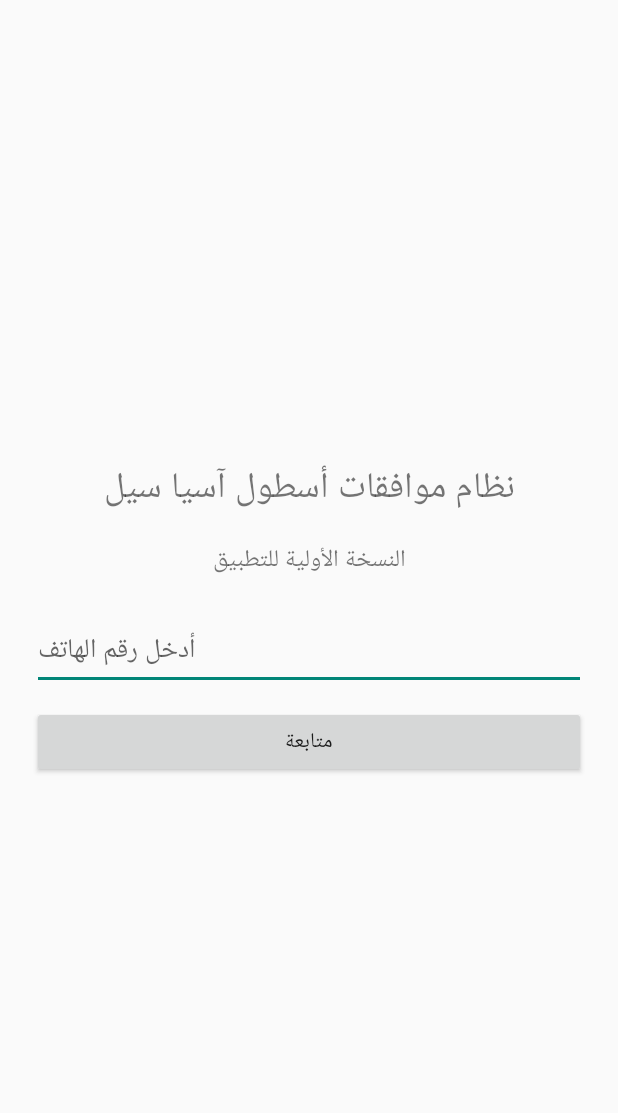
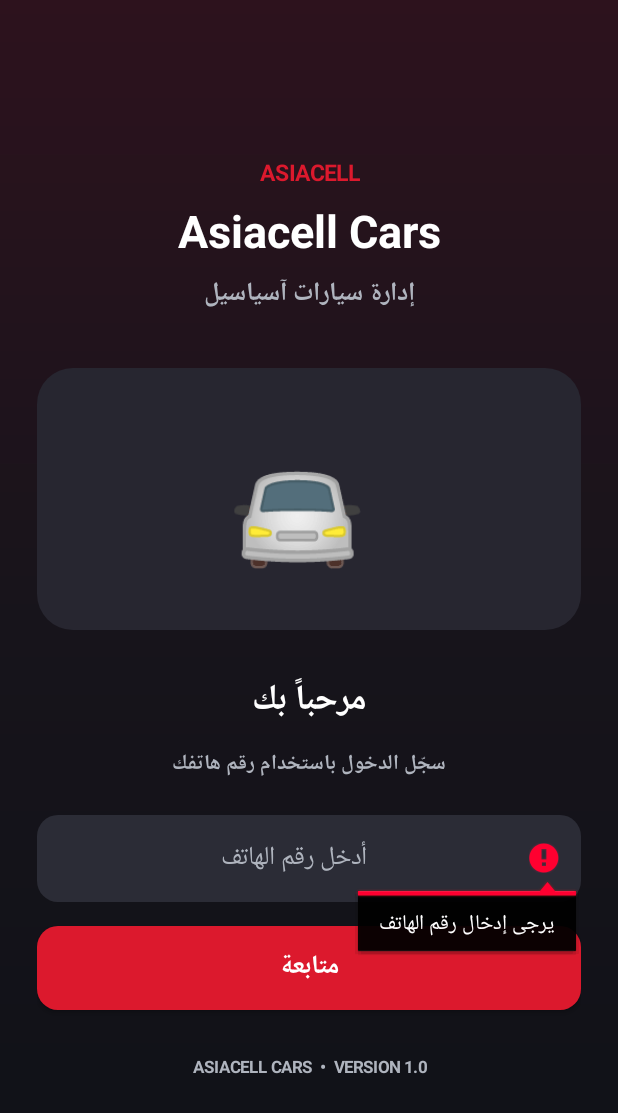
Before and after one commit to devile4147-bot/asiacell-fleet, an Android app: the screen it shows after launch (MainActivity), after a tap on "متابعة", on a phone screen of 412 x 824 dp. Shown: the top 1113 px of the screen. Run offline under Robolectric (Android 15) with nearby library versions, the phone set to English and light mode, and no system bars.

Commit message:
Update MainActivity.java

```diff
--- a/app/src/main/java/com/asiacell/fleet/MainActivity.java
+++ b/app/src/main/java/com/asiacell/fleet/MainActivity.java
@@ -1,9 +1,16 @@
+
 package com.asiacell.fleet;
 
 import android.app.Activity;
 import android.os.Bundle;
+import android.graphics.Color;
+import android.graphics.Typeface;
+import android.graphics.drawable.GradientDrawable;
 import android.view.Gravity;
 import android.view.View;
+import android.view.animation.AlphaAnimation;
+import android.view.animation.Animation;
+import android.view.animation.TranslateAnimation;
 import android.widget.Button;
 import android.widget.EditText;
 import android.widget.LinearLayout;
@@ -11,50 +18,167 @@ import android.widget.TextView;
 import android.widget.Toast;
 
 public class MainActivity extends Activity {
+
+    private final int RED = Color.rgb(220, 25, 45);
+    private final int WHITE = Color.WHITE;
+    private final int GRAY = Color.rgb(175, 180, 190);
+    private final int DARK = Color.rgb(15, 17, 23);
+
+    private int dp(float value) {
+        return (int) (value * getResources()
+                .getDisplayMetrics().density);
+    }
+
+    private GradientDrawable shape(int color, int radius) {
+        GradientDrawable bg = new GradientDrawable();
+        bg.setColor(color);
+        bg.setCornerRadius(dp(radius));
+        return bg;
+    }
+
+    private TextView makeText(String value, int size, int color) {
+        TextView t = new TextView(this);
+        t.setText(value);
+        t.setTextSize(size);
+        t.setTextColor(color);
+        t.setGravity(Gravity.CENTER);
+        t.setTypeface(Typeface.DEFAULT, Typeface.BOLD);
+        return t;
+    }
+
     @Override
     protected void onCreate(Bundle savedInstanceState) {
         super.onCreate(savedInstanceState);
 
+        getWindow().setStatusBarColor(DARK);
+        getWindow().setNavigationBarColor(DARK);
+
         LinearLayout page = new LinearLayout(this);
         page.setOrientation(LinearLayout.VERTICAL);
         page.setGravity(Gravity.CENTER);
-        page.setPadding(32, 32, 32, 32);
+        page.setPadding(dp(25), dp(20), dp(25), dp(20));
         page.setLayoutDirection(View.LAYOUT_DIRECTION_RTL);
 
-        TextView title = new TextView(this);
-        title.setText("نظام موافقات أسطول آسيا سيل");
-        title.setTextSize(24);
-        title.setGravity(Gravity.CENTER);
-        page.addView(title);
+        GradientDrawable background = new GradientDrawable(
+                GradientDrawable.Orientation.TOP_BOTTOM,
+                new int[]{
+                        Color.rgb(45, 18, 29),
+                        Color.rgb(23, 20, 27),
+                        DARK
+                }
+        );
+        page.setBackground(background);
 
-        TextView subtitle = new TextView(this);
-        subtitle.setText("النسخة الأولية للتطبيق");
-        subtitle.setTextSize(16);
-        subtitle.setGravity(Gravity.CENTER);
+        TextView brand = makeText("ASIACELL", 15, RED);
+        page.addView(brand);
+
+        TextView title = makeText("Asiacell Cars", 30, WHITE);
+        LinearLayout.LayoutParams titleParams =
+                new LinearLayout.LayoutParams(-1, -2);
+        titleParams.topMargin = dp(8);
+        page.addView(title, titleParams);
+
+        TextView subtitle = makeText(
+                "إدارة سيارات آسياسيل", 17, GRAY);
+
         LinearLayout.LayoutParams subParams =
-            new LinearLayout.LayoutParams(-1, -2);
-        subParams.topMargin = 20;
+                new LinearLayout.LayoutParams(-1, -2);
+        subParams.topMargin = dp(8);
         page.addView(subtitle, subParams);
 
+        LinearLayout carCard = new LinearLayout(this);
+        carCard.setGravity(Gravity.CENTER);
+        carCard.setOrientation(LinearLayout.VERTICAL);
+        carCard.setBackground(shape(
+                Color.rgb(39, 38, 48), 24));
+
+        LinearLayout.LayoutParams cardParams =
+                new LinearLayout.LayoutParams(-1, dp(175));
+        cardParams.topMargin = dp(35);
+        page.addView(carCard, cardParams);
+
+        TextView car = makeText("🚘", 76, WHITE);
+        carCard.addView(car);
+
+        TranslateAnimation move = new TranslateAnimation(
+                -dp(9), dp(9), 0, 0);
+
+        move.setDuration(1800);
+        move.setRepeatCount(Animation.INFINITE);
+        move.setRepeatMode(Animation.REVERSE);
+        car.startAnimation(move);
+
+        TextView welcome = makeText("مرحباً بك", 23, WHITE);
+
+        LinearLayout.LayoutParams welcomeParams =
+                new LinearLayout.LayoutParams(-1, -2);
+        welcomeParams.topMargin = dp(28);
+        page.addView(welcome, welcomeParams);
+
+        TextView instruction = makeText(
+                "سجّل الدخول باستخدام رقم هاتفك", 14, GRAY);
+
+        LinearLayout.LayoutParams instructionParams =
+                new LinearLayout.LayoutParams(-1, -2);
+        instructionParams.topMargin = dp(10);
+        page.addView(instruction, instructionParams);
+
         EditText phone = new EditText(this);
+        phone.setSingleLine(true);
         phone.setHint("أدخل رقم الهاتف");
+        phone.setHintTextColor(GRAY);
+        phone.setTextColor(WHITE);
+        phone.setTextSize(17);
+        phone.setGravity(Gravity.CENTER);
         phone.setInputType(3);
+        phone.setPadding(dp(15), dp(12), dp(15), dp(12));
+        phone.setBackground(shape(
+                Color.rgb(43, 44, 54), 14));
+
         LinearLayout.LayoutParams phoneParams =
-            new LinearLayout.LayoutParams(-1, -2);
-        phoneParams.topMargin = 32;
+                new LinearLayout.LayoutParams(-1, dp(58));
+        phoneParams.topMargin = dp(22);
         page.addView(phone, phoneParams);
 
         Button next = new Button(this);
         next.setText("متابعة");
+        next.setTextSize(17);
+        next.setTextColor(WHITE);
+        next.setAllCaps(false);
+        next.setTypeface(Typeface.DEFAULT, Typeface.BOLD);
+        next.setBackground(shape(RED, 14));
+
         LinearLayout.LayoutParams buttonParams =
-            new LinearLayout.LayoutParams(-1, -2);
-        buttonParams.topMargin = 16;
+                new LinearLayout.LayoutParams(-1, dp(56));
+        buttonParams.topMargin = dp(16);
         page.addView(next, buttonParams);
 
-        next.setOnClickListener(v ->
-            Toast.makeText(this, "راح نضيف تسجيل الدخول بالمرحلة القادمة",
-                Toast.LENGTH_LONG).show()
-        );
+        next.setOnClickListener(v -> {
+            String number = phone.getText().toString().trim();
+
+            if (number.isEmpty()) {
+                phone.setError("يرجى إدخال رقم الهاتف");
+                return;
+            }
+
+            Toast.makeText(
+                    this,
+                    "تسجيل الدخول الفعلي سنضيفه بالمرحلة القادمة",
+                    Toast.LENGTH_LONG
+            ).show();
+        });
+
+        TextView footer = makeText(
+                "ASIACELL CARS  •  VERSION 1.0", 11, GRAY);
+
+        LinearLayout.LayoutParams footerParams =
+                new LinearLayout.LayoutParams(-1, -2);
+        footerParams.topMargin = dp(30);
+        page.addView(footer, footerParams);
+
+        AlphaAnimation fade = new AlphaAnimation(0f, 1f);
+        fade.setDuration(900);
+        page.startAnimation(fade);
 
         setContentView(page);
     }
```
